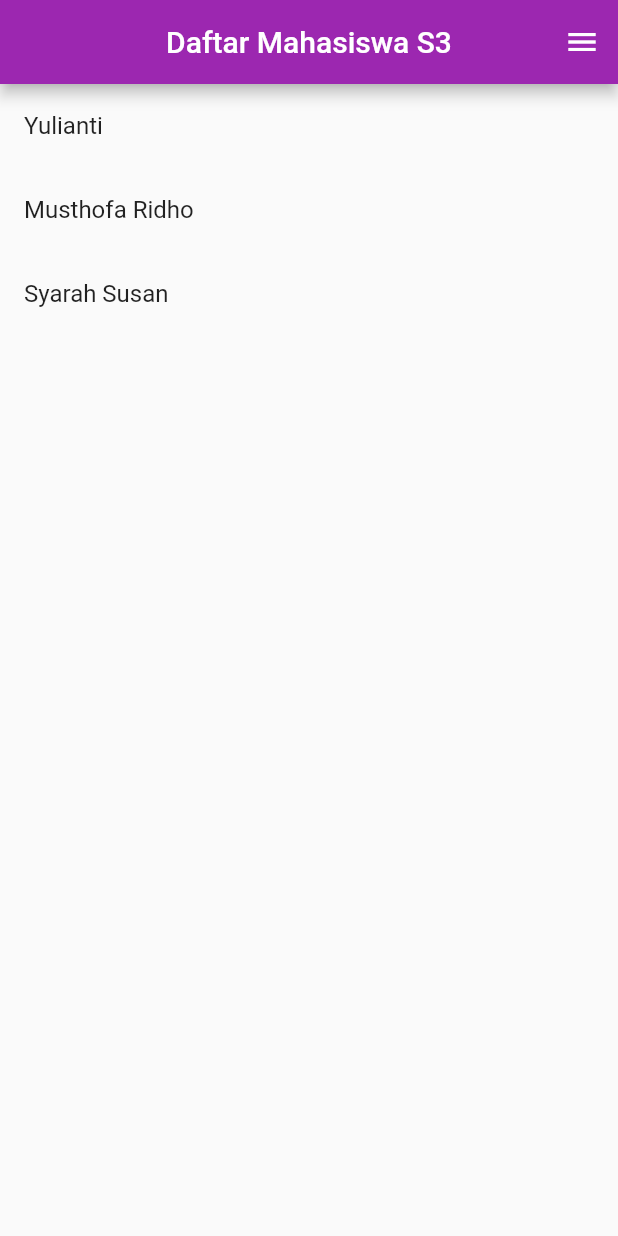
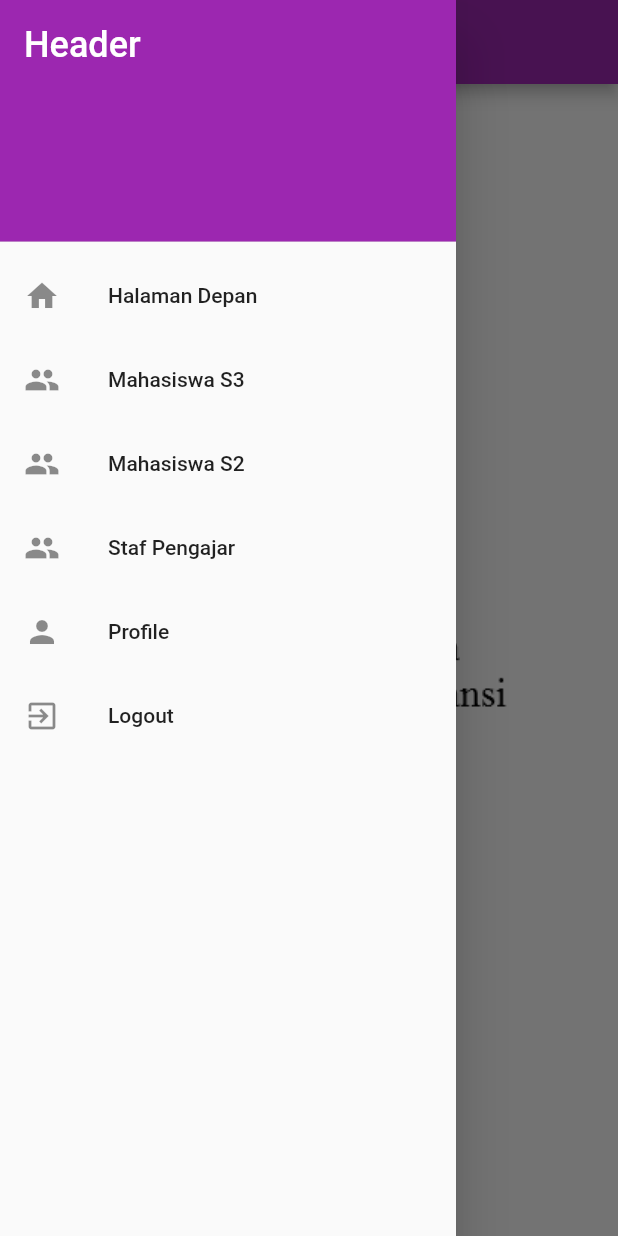
Before and after one commit to pabbas29/ppia_mobile, a Flutter app: the screen it shows after launch, with the side drawer open (before the commit the screen has no drawer), on a phone screen of 412 x 824 dp. Run offline on Flutter 3.47's test engine with Material 2 defaults, Android fonts, the phone set to English and light mode, and no system bars.

Commit message:
shell screens

```diff
--- /dev/null
+++ b/lib/components/navdrawer.dart
@@ -0,0 +1,56 @@
+import 'package:flutter/material.dart';
+
+class NavDrawer extends StatelessWidget {
+  @override
+  Widget build(BuildContext context) {
+    return Drawer(
+      child: ListView(
+        padding: EdgeInsets.zero,
+        children: <Widget>[
+          DrawerHeader(
+            decoration: BoxDecoration(
+              color: Colors.purple,
+            ),
+            child: Text(
+              'Header',
+              style: TextStyle(
+                color: Colors.white,
+                fontSize: 24,
+              )
+            )
+          ),
+          ListTile(
+            leading: Icon(Icons.home),
+            title: Text('Halaman Depan'),
+            onTap: () => Navigator.popAndPushNamed(context, '/')
+          ),
+          ListTile(
+            leading: Icon(Icons.people),
+            title: Text('Mahasiswa S3'),
+            onTap: () => Navigator.pushNamed(context, '/mahasiswaS3')
+          ),
+          ListTile(
+            leading: Icon(Icons.people),
+            title: Text('Mahasiswa S2'),
+            onTap: () {}
+          ),
+          ListTile(
+            leading: Icon(Icons.people),
+            title: Text('Staf Pengajar'),
+            onTap: () {}
+          ),
+          ListTile(
+            leading: Icon(Icons.person),
+            title: Text('Profile'),
+            onTap: () {}
+          ),
+          ListTile(
+            leading: Icon(Icons.exit_to_app),
+            title: Text('Logout'),
+            onTap: () {}
+          ),
+        ],
+      )
+    );
+  }
+}
--- a/lib/main.dart
+++ b/lib/main.dart
@@ -1,8 +1,20 @@
 import 'package:flutter/material.dart';
+import 'package:ppia_mobile/screens/common/home.dart';
 import 'package:ppia_mobile/screens/mahasiswaS3/home.dart';
 
 void main() {
-  runApp(MaterialApp(
-    home: ListMahasiswaS3()
-  ));
+  runApp(MyApp());
 }
+
+class MyApp extends StatelessWidget {
+  @override
+  Widget build(BuildContext context) {
+    return MaterialApp(
+      initialRoute: '/',
+      routes: {
+        '/': (context) => HomePage(),
+        '/mahasiswaS3': (context) => ListMahasiswaS3(),
+      },
+    );
+  }
+}
--- a/lib/objects/mahasiswaS2.dart
+++ b/lib/objects/mahasiswaS2.dart
@@ -1,4 +1,4 @@
-class MahasiswaS3 {
+class MahasiswaS2 {
   String _npm;
   String _namaDepan;
   String _namaTengah;
--- /dev/null
+++ b/lib/screens/common/home.dart
@@ -0,0 +1,19 @@
+import 'package:flutter/material.dart';
+import 'package:ppia_mobile/components/navdrawer.dart';
+
+class HomePage extends StatelessWidget {
+  @override
+  Widget build(BuildContext context) {
+    return Scaffold(
+      appBar: AppBar(
+        title: Text('Pusat Data PPIA'),
+        centerTitle: true,
+        backgroundColor: Colors.purple,
+      ),
+      drawer: NavDrawer(),
+      body: Center(
+        child: Image.asset('images/logoppia.png'),
+      )
+    );
+  }
+}
--- a/lib/screens/mahasiswaS3/home.dart
+++ b/lib/screens/mahasiswaS3/home.dart
@@ -1,4 +1,5 @@
 import 'package:flutter/material.dart';
+import 'package:ppia_mobile/components/navdrawer.dart';
 import 'package:ppia_mobile/objects/mahasiswaS3.dart';
 
 class ListMahasiswaS3 extends StatefulWidget {
@@ -21,22 +22,24 @@ class _ListMahasiswaS3State extends State<ListMahasiswaS3> {
         title: Text('Daftar Mahasiswa S3'),
         backgroundColor: Colors.purple,
         centerTitle: true,
-        actions: <Widget>[
-          IconButton(
-            icon: Icon(Icons.menu),
-            color: Colors.white,
-            onPressed: () {}
-          )
-        ],
       ),
+      drawer: NavDrawer(),
       body: ListView.builder(
         itemCount: mahasiswas.length,
         itemBuilder: (context, index) {
-          return ListTile(
-            title: Text(mahasiswas[index].getNamaLengkap()),
-            contentPadding: null,
+          return Card(
+            child: ListTile(
+              title: Text(mahasiswas[index].getNamaLengkap()),
+              contentPadding: null,
+              onTap: null, //Tap will direct to detail screen
+            )
           );
-        })
+        }
+      ),
+      floatingActionButton: FloatingActionButton(
+        child: Icon(Icons.add),
+        onPressed: () {}
+      ),
     );
   }
 }
```
Also changed, not shown: images/logoppia.png (added), lib/screens/common/splash.dart (added), 1 other file.
